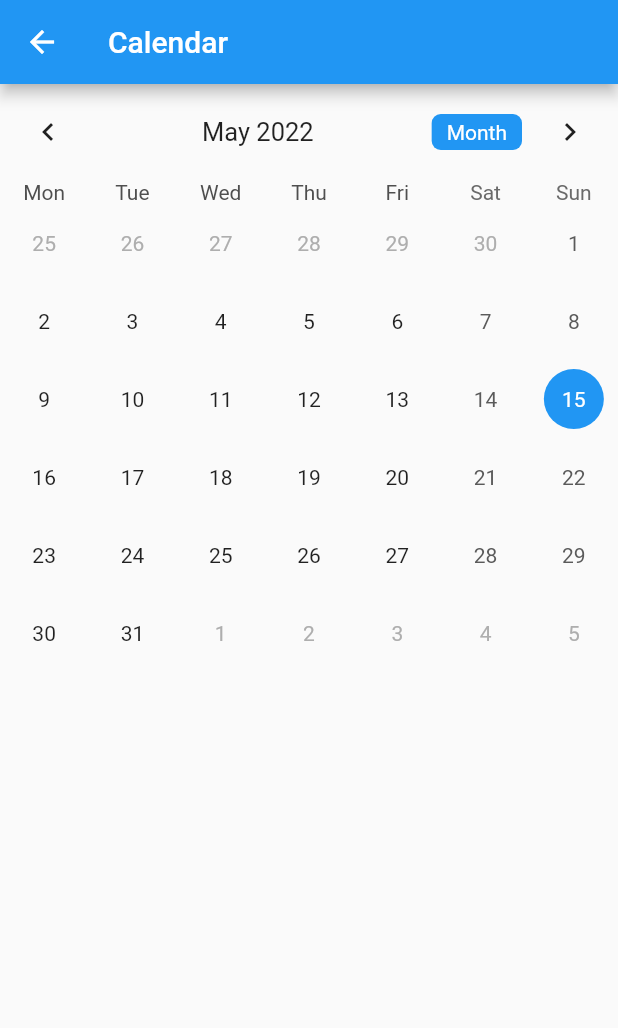
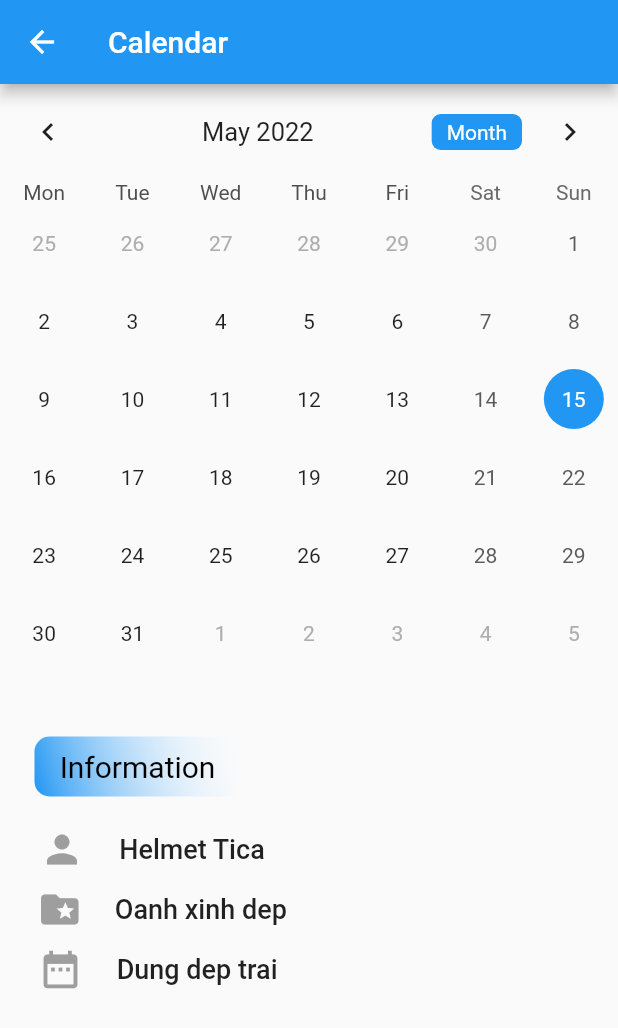
Before and after one commit to oanhdtm1982/Booking-Care, a Flutter app: the CalendarPage screen opened directly, on a phone screen of 412 x 824 dp. Shown: the top 1028 px of the screen. Run offline on Flutter 3.47's test engine with Material 2 defaults, Android fonts, the phone set to English and light mode, and no system bars; drawn by our look-alikes of table_calendar; our stand-ins replace cloud_firestore, firebase_auth, firebase_core, flutter_datetime_picker, font_awesome_flutter, google_maps_flutter and 6 more; missing offline and left inert: dart:ffi; accounts and stored records are empty; Roboto replaces fonts that are missing (Helvetica).

Commit message:
update UI

```diff
--- a/lib/Screens/Welcome/Components/Calendar/Calendar.dart
+++ b/lib/Screens/Welcome/Components/Calendar/Calendar.dart
@@ -1,4 +1,5 @@
 import 'package:doanchuyennganh/Screens/Welcome/Components/Calendar/CalendarEvent.dart';
+import 'package:doanchuyennganh/Screens/Welcome/Components/Calendar/History.dart';
 import 'package:doanchuyennganh/Screens/Welcome/Components/Home/Home.dart';
 import 'package:doanchuyennganh/Screens/Welcome/Components/Tab.dart';
 import 'package:flutter/material.dart';
@@ -42,7 +43,11 @@ class _CalendarPageState extends State<CalendarPage> {
               color: Colors.white,),
           ),
         ),
-        body: TableCalendar(
+        body: SingleChildScrollView(
+          scrollDirection: Axis.vertical,
+          child: Column(
+            children: [
+              TableCalendar(
                 focusedDay: selectedDay,
                 firstDay: DateTime(2019),
                 lastDay: DateTime(2023),
@@ -93,6 +98,11 @@ class _CalendarPageState extends State<CalendarPage> {
                   formatButtonTextStyle: TextStyle(color: Colors.white)
                 ),
               ),
+              SizedBox(height: 20,),
+              History(),
+            ],
+          ),
+        ),
     );
   }
 }
--- /dev/null
+++ b/lib/Screens/Welcome/Components/Calendar/History.dart
@@ -0,0 +1,103 @@
+import 'package:flutter/material.dart';
+import 'package:intl/intl.dart';
+class History extends StatelessWidget {
+  History({Key? key}) : super(key: key);
+  List<String> doctors = ["Helmet Tica","Oanh xinh dep", "Dung dep trai"];
+  List<IconData> icons = [
+    Icons.person,
+    Icons.folder_special,
+    Icons.date_range
+  ];
+  @override
+  Widget build(BuildContext context) {
+    Size size = MediaQuery.of(context).size;
+    return Container(
+      width: size.width,
+      decoration: BoxDecoration(
+        borderRadius: BorderRadius.circular(15),
+        border: Border.all(width: 3,style: BorderStyle.none),
+      ),
+      child: Column(
+        mainAxisSize: MainAxisSize.min,
+        children: [
+          const SizedBox(height: 20),
+          Row(
+            mainAxisAlignment: MainAxisAlignment.start,
+            children: [
+              const SizedBox(width: 20),
+              Align(
+                alignment: Alignment.topLeft,
+                child: Container(
+                  width: size.width/3,
+                  height: 40,
+                  decoration: BoxDecoration(
+                    gradient: LinearGradient(
+                    begin: Alignment.topRight,
+                    end: Alignment.bottomLeft,
+                        colors: [
+                      Colors.white10,
+                      Colors.blue,
+                    ]),
+                    borderRadius: BorderRadius.circular(10),
+                    border: Border.all(width: 2,style: BorderStyle.none),
+                  ),
+                  child: Align(
+                    alignment: Alignment.center,
+                    child: Text("Information",style: TextStyle(
+                      fontSize: 20,
+                      //fontWeight: FontWeight.bold,
+                      fontFamily: "Helvetica",
+                      color: Colors.black
+                    ),
+                    ),
+                  ),
+                ),
+              ),
+
+            ],
+          ),
+          SizedBox(height: 20),
+          for(int i = 0;i<3;i++)
+            DoctorInformation(doctors: doctors[i], icon: icons[i],sizeIcon: 30,)
+        ],
+      ),
+    );
+  }
+}
+class DoctorInformation extends StatelessWidget {
+  const DoctorInformation({
+    required this.doctors,
+    required this.icon,
+    required this.sizeIcon,
+    Key? key}) : super(key: key);
+  final String doctors;
+  final IconData icon;
+  final double sizeIcon;
+  @override
+  Widget build(BuildContext context) {
+    return Column(
+      children: [
+        Row(
+          children: [
+            Spacer(),
+            Icon(
+              icon,
+              size: sizeIcon,
+              color: Colors.grey,
+            ),
+            Spacer(),
+            Text(doctors,
+              style: TextStyle(
+                fontFamily: "Helvetica",
+                fontWeight: FontWeight.w500,
+                fontSize: 18,
+              ),
+            ),
+            Spacer(flex: 10),
+          ],
+        ),
+        SizedBox(height: 10)
+      ],
+    );
+  }
+}
--- a/lib/Screens/Welcome/Components/Login/ForgotPasswordVerticationPage.dart
+++ b/lib/Screens/Welcome/Components/Login/ForgotPasswordVerticationPage.dart
@@ -103,7 +103,7 @@ class _ForgotPasswordVerificationPageState extends State<ForgotPasswordVerificat
                                         showDialog(
                                           context: context,
                                           builder: (BuildContext context) {
-                                            return ThemeHelper().alartDialog("Successful",
+                                            return ThemeHelper().alertDialog("Successful",
                                                 "Verification code resend successful.",
                                                 context);
                                           },
--- a/lib/Screens/Welcome/Components/Login/Login.dart
+++ b/lib/Screens/Welcome/Components/Login/Login.dart
@@ -1,5 +1,5 @@
 
-import 'package:doanchuyennganh/Screens/Welcome/Components/Authentication.dart';
+import 'package:doanchuyennganh/Auth/Authentication.dart';
 import 'package:doanchuyennganh/Screens/Welcome/Components/Login/ForgotPasswordPage.dart';
 import 'package:doanchuyennganh/Screens/Welcome/Components/Login/RegisterAccount.dart';
 import 'package:doanchuyennganh/Screens/Welcome/Components/Login/RegisterAccount_Firebase.dart';
--- a/lib/Screens/Welcome/Components/Login/RegisterAccount.dart
+++ b/lib/Screens/Welcome/Components/Login/RegisterAccount.dart
@@ -221,7 +221,7 @@ class _RegisterAccountState extends State<RegisterAccount> {
                                   showDialog(
                                     context: context,
                                     builder: (BuildContext context) {
-                                      return ThemeHelper().alartDialog("Google Plus","You tap on GooglePlus social icon.",context);
+                                      return ThemeHelper().alertDialog("Google Plus","You tap on GooglePlus social icon.",context);
                                     },
                                   );
                                 });
@@ -245,7 +245,7 @@ class _RegisterAccountState extends State<RegisterAccount> {
                                   showDialog(
                                     context: context,
                                     builder: (BuildContext context) {
-                                      return ThemeHelper().alartDialog("Twitter","You tap on Twitter social icon.",context);
+                                      return ThemeHelper().alertDialog("Twitter","You tap on Twitter social icon.",context);
                                     },
                                   );
                                 });
@@ -261,7 +261,7 @@ class _RegisterAccountState extends State<RegisterAccount> {
                                   showDialog(
                                     context: context,
                                     builder: (BuildContext context) {
-                                      return ThemeHelper().alartDialog("Facebook",
+                                      return ThemeHelper().alertDialog("Facebook",
                                           "You tap on Facebook social icon.",
                                           context);
                                     },
--- a/lib/Screens/Welcome/Components/Login/RegisterAccount_Firebase.dart
+++ b/lib/Screens/Welcome/Components/Login/RegisterAccount_Firebase.dart
@@ -1,9 +1,9 @@
 import 'package:doanchuyennganh/Screens/Welcome/Components/Home/Home.dart';
-import 'package:doanchuyennganh/Screens/Welcome/Components/Login/GoogleSignIn.dart';
+import 'package:doanchuyennganh/Auth/GoogleSignIn.dart';
 import 'package:flutter/material.dart';
 import 'package:font_awesome_flutter/font_awesome_flutter.dart';
 import 'package:provider/provider.dart';
-import 'GoogleSignIn.dart';
+import '../../../../Auth/GoogleSignIn.dart';
 class SignUp extends StatelessWidget {
   const SignUp({Key? key}) : super(key: key);
 
--- a/lib/Screens/Welcome/Components/Setting/ThemeHelper.dart
+++ b/lib/Screens/Welcome/Components/Setting/ThemeHelper.dart
@@ -68,7 +68,7 @@ class ThemeHelper{
     );
   }
 
-  AlertDialog alartDialog(String title, String content, BuildContext context) {
+  AlertDialog alertDialog(String title, String content, BuildContext context) {
     return AlertDialog(
       title: Text(title),
       content: Text(content),
@@ -89,7 +89,3 @@ class ThemeHelper{
   }
 
 }
-
-class LoginFormStyle{
-
-}
```
Also changed, not shown: lib/Screens/Welcome/Components/Booking/ItemPageRegister.dart (+15 -28 lines), lib/Screens/Welcome/Components/Booking/SpecialtyOption.dart (added, +48 -0 lines), lib/Screens/Welcome/Components/Booking/SpecialtyTitle.dart (added, +40 -0 lines), lib/Screens/Welcome/Components/Home/EditAccount.dart (+7 -66 lines), lib/Screens/Welcome/Components/Setting/Setting.dart (+10 -5 lines), lib/Screens/prefixIcon.dart (added, +29 -0 lines), lib/main.dart (+12 -7 lines), lib/Auth/Authentication.dart (renamed from lib/Screens/Welcome/Components/Authentication.dart), lib/Auth/GoogleSignIn.dart (renamed from lib/Screens/Welcome/Components/Login/GoogleSignIn.dart). Lines whose indentation alone changed are shown as unchanged.
